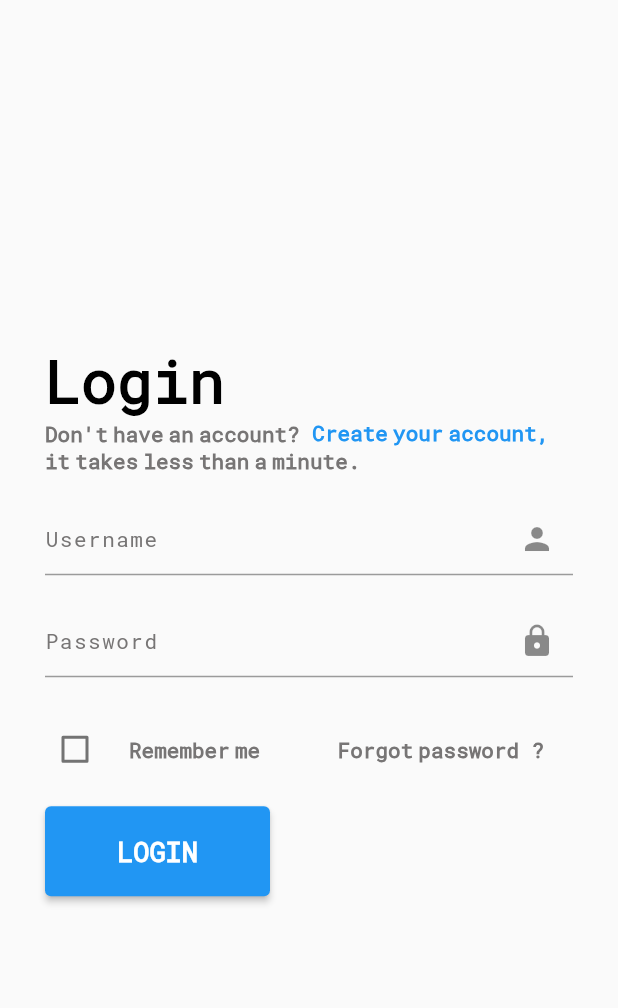
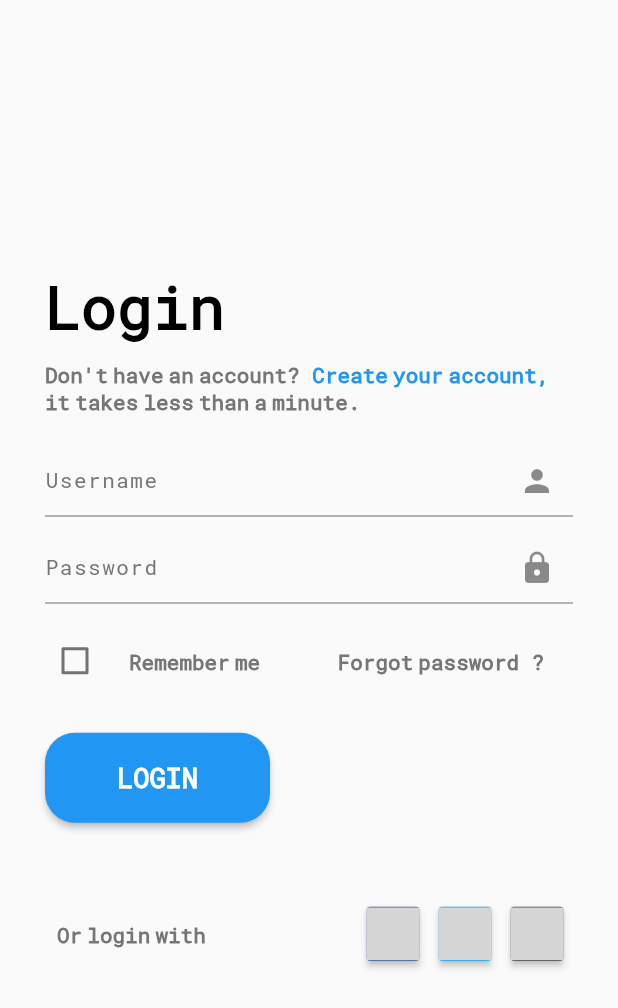
Before and after one commit to MertSaygili/FlutterMiniProjects, a Flutter app: the screen it shows after launch, on a phone screen of 412 x 824 dp. Shown: the top 1008 px of the screen. Run offline on Flutter 3.47's test engine with Material 2 defaults, Android fonts, the phone set to English and light mode, and no system bars; our stand-ins replace flutter_signin_button; grey boxes are pictures that could not be loaded.

Commit message:
frontend done

```diff
--- a/lib/Uplabs/login_panels/login_1/Data/data.dart
+++ b/lib/Uplabs/login_panels/login_1/Data/data.dart
@@ -7,4 +7,5 @@ class Strings {
   final String userPasswordHintText = 'Password';
   final String rememberMeText = 'Remember me';
   final String forgotPassword = 'Forgot password ?';
+  final String orLoginWith = 'Or login with';
 }
--- a/lib/Uplabs/login_panels/login_1/login_page_view.dart
+++ b/lib/Uplabs/login_panels/login_1/login_page_view.dart
@@ -1,4 +1,6 @@
 import 'package:flutter/material.dart';
+import 'package:flutter_signin_button/button_list.dart';
+import 'package:flutter_signin_button/button_view.dart';
 import 'Data/data.dart';
 
 class LoginPageView extends StatefulWidget {
@@ -17,7 +19,9 @@ class _LoginPageViewState extends State<LoginPageView> {
       Strings().loginText,
       style: Theme.of(context).textTheme.headline3,
     );
-    final RichText _text = RichText(
+    final Padding _text = Padding(
+      padding: PaddingItems().paddingVerticalSmall,
+      child: RichText(
         maxLines: 2,
         text: TextSpan(
           children: [
@@ -37,6 +41,7 @@ class _LoginPageViewState extends State<LoginPageView> {
             ),
           ],
         ),
+      ),
     );
     final Padding _userName = Padding(
       padding: PaddingItems().paddingVerticalNormal,
@@ -51,7 +56,7 @@ class _LoginPageViewState extends State<LoginPageView> {
       ),
     );
     final Padding _userPassword = Padding(
-      padding: PaddingItems().paddingVerticalNormal,
+      padding: PaddingItems().paddingVerticalSmall,
       child: TextFormField(
         keyboardType: TextInputType.visiblePassword,
         textInputAction: TextInputAction.done,
@@ -63,7 +68,7 @@ class _LoginPageViewState extends State<LoginPageView> {
       ),
     );
     final Padding _rememberMeAndForgotPassword = Padding(
-      padding: PaddingItems().paddingVerticalNormal,
+      padding: PaddingItems().paddingVerticalSmall,
       child: Row(
         mainAxisAlignment: MainAxisAlignment.spaceBetween,
         children: [
@@ -99,7 +104,7 @@ class _LoginPageViewState extends State<LoginPageView> {
     final Row _loginButton = Row(
       children: [
         Padding(
-          padding: PaddingItems().paddingVerticalSmall,
+          padding: PaddingItems().paddingVerticalNormal,
           child: SizedBox(
             height: 60,
             width: 150,
@@ -109,10 +114,37 @@ class _LoginPageViewState extends State<LoginPageView> {
                 Strings().loginText.toUpperCase(),
                 style: Theme.of(context).textTheme.labelMedium,
               ),
+              style: ElevatedButton.styleFrom(
+                shape: RoundedRectangleBorder(
+                  borderRadius: BorderRadius.circular(20),
+                ),
+              ),
             ),
           ),
         ),
       ],
+    );
+    final Padding _otherLoginOptions = Padding(
+      padding: PaddingItems().paddingVerticalHigh,
+      child: Row(
+        mainAxisAlignment: MainAxisAlignment.spaceBetween,
+        children: [
+          Expanded(
+            flex: 1,
+            child: Text(
+              Strings().orLoginWith,
+              style: Theme.of(context).textTheme.bodyText1,
+            ),
+          ),
+          Row(
+            children: [
+              SignInButton(Buttons.Facebook, onPressed: () {}, mini: true),
+              SignInButton(Buttons.Twitter, onPressed: () {}, mini: true),
+              SignInButton(Buttons.GitHub, onPressed: () {}, mini: true),
+            ],
+          )
+        ],
+      ),
     );
     return Scaffold(
       body: Center(
@@ -126,6 +158,7 @@ class _LoginPageViewState extends State<LoginPageView> {
             _userPassword,
             _rememberMeAndForgotPassword,
             _loginButton,
+            _otherLoginOptions,
           ],
         ),
       ),
@@ -166,11 +199,17 @@ class PaddingItems {
   final EdgeInsets paddingVerticalSmall = EdgeInsets.only(
     top: PaddingValues().paddingSmallVertical,
   );
+  final EdgeInsets paddingVerticalHigh = EdgeInsets.only(
+    top: PaddingValues().paddingHighVertical,
+    left: PaddingValues().paddingSmallHorizontal,
+  );
 }
 
 class PaddingValues {
+  final double paddingHighVertical = 50;
   final double paddingPageVertical = 30;
   final double paddingPageHorizontal = 30;
   final double paddingNormalVertical = 20;
   final double paddingSmallVertical = 10;
+  final double paddingSmallHorizontal = 8;
 }
```
Lines whose indentation alone changed are shown as unchanged.
